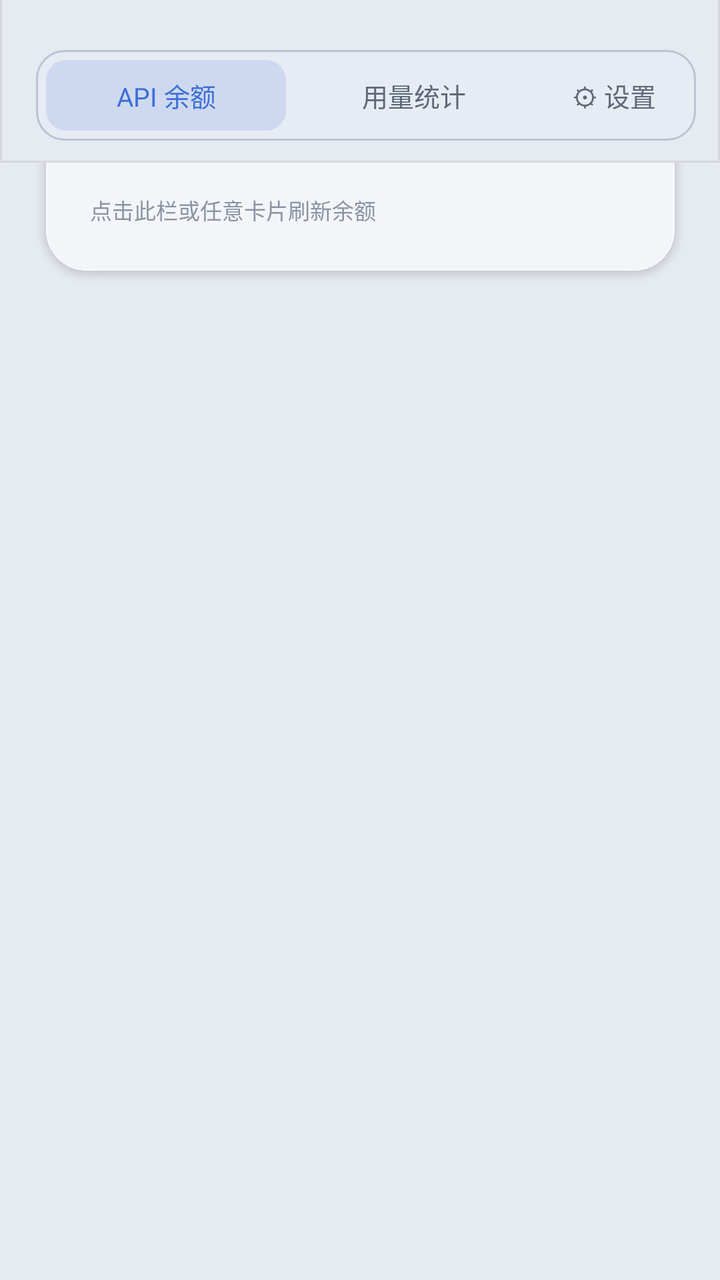
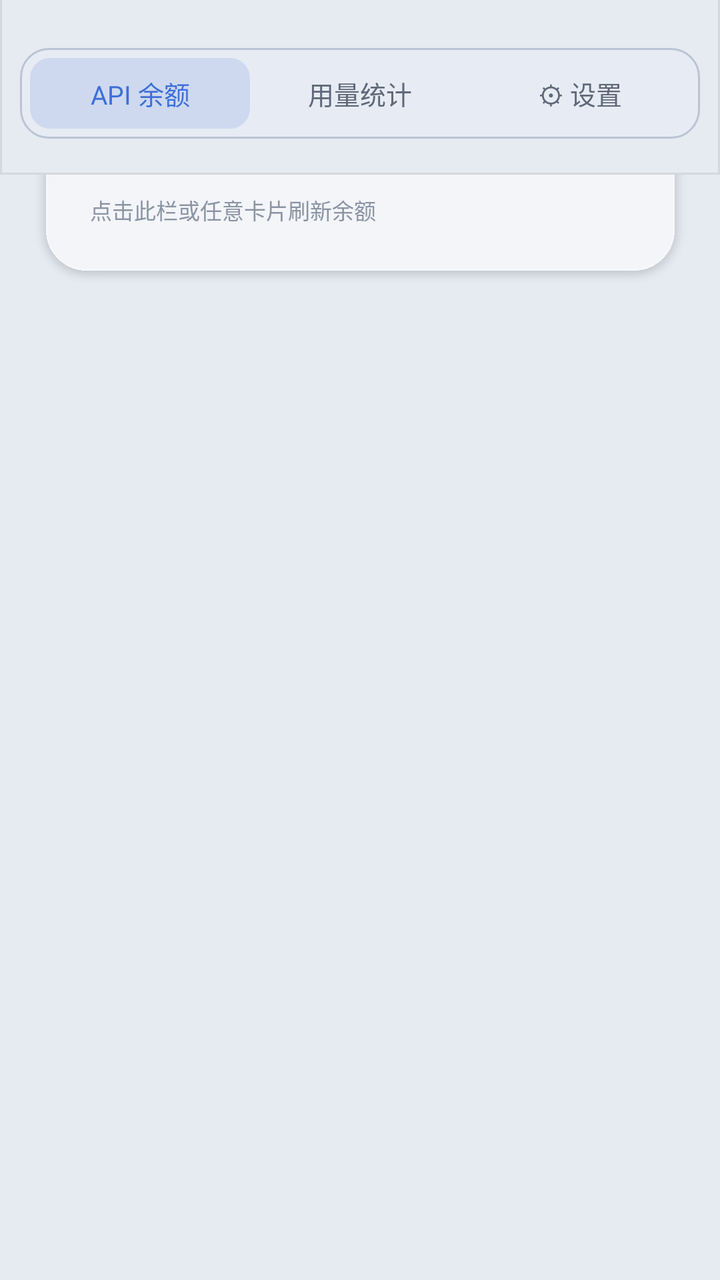

An Android layout rendered at two revisions. The XML below is the earlier revision; the diff shows what the commit changed to produce the second picture.
<!-- AndroidManifest.xml: application theme AppTheme -->
<!-- res/layout/activity_main.xml -->
<?xml version="1.0" encoding="utf-8"?>
<FrameLayout xmlns:android="http://schemas.android.com/apk/res/android"
    android:id="@+id/main_root"
    android:layout_width="match_parent"
    android:layout_height="match_parent"
    android:background="@color/bg">

    <ScrollView
        android:id="@+id/main_scroll"
        android:layout_width="match_parent"
        android:layout_height="match_parent"
        android:clipToPadding="false"
        android:paddingLeft="14dp"
        android:paddingRight="14dp"
        android:paddingBottom="20dp"
        android:scrollbars="none"
        android:overScrollMode="never">

        <LinearLayout
            android:layout_width="match_parent"
            android:layout_height="wrap_content"
            android:orientation="vertical">

            
            <LinearLayout
                android:id="@+id/total_card"
                android:layout_width="match_parent"
                android:layout_height="wrap_content"
                android:orientation="vertical"
                android:background="@drawable/total_bg"
                android:padding="31dp"
                android:layout_marginBottom="13dp">

                <TextView
                    android:layout_width="match_parent"
                    android:layout_height="wrap_content"
                    android:text="@string/main_total_label"
                    android:textColor="@color/tx2"
                    android:textSize="12sp" />

                <TextView
                    android:id="@+id/t_total"
                    android:layout_width="match_parent"
                    android:layout_height="wrap_content"
                    android:layout_marginTop="2dp"
                    android:text="—"
                    android:textColor="@color/tx"
                    android:textSize="32sp"
                    android:textStyle="bold" />

                <TextView
                    android:id="@+id/t_sub"
                    android:layout_width="match_parent"
                    android:layout_height="wrap_content"
                    android:layout_marginTop="3dp"
                    android:text="@string/tap_refresh"
                    android:textColor="@color/tx3"
                    android:textSize="11sp" />
            </LinearLayout>

            
            <LinearLayout
                android:id="@+id/cards"
                android:layout_width="match_parent"
                android:layout_height="wrap_content"
                android:orientation="vertical" />

            
            <LinearLayout
                android:id="@+id/stats_container"
                android:layout_width="match_parent"
                android:layout_height="wrap_content"
                android:orientation="vertical"
                android:visibility="gone">

                
                <com.minis.balancewidget.UsageChartView
                    android:id="@+id/usage_chart"
                    android:layout_width="match_parent"
                    android:layout_height="250dp"
                    android:background="@drawable/card_bg"
                    android:padding="18dp" />

                
                <LinearLayout
                    android:layout_width="match_parent"
                    android:layout_height="wrap_content"
                    android:orientation="horizontal"
                    android:gravity="right"
                    android:layout_marginTop="6dp">
                    <TextView android:id="@+id/range_pick" android:layout_width="wrap_content"
                        android:layout_height="wrap_content" android:gravity="center"
                        android:background="@drawable/mini_btn" android:paddingLeft="8dp" android:paddingRight="8dp"
                        android:paddingTop="2dp" android:paddingBottom="2dp"
                        android:text="近 7 天 ▽" android:textColor="@color/tx" android:textSize="10sp" />
                </LinearLayout>

                
                <LinearLayout
                    android:id="@+id/stats_platforms"
                    android:layout_width="match_parent"
                    android:layout_height="wrap_content"
                    android:orientation="vertical"
                    android:layout_marginTop="6dp" />

                
                <View
                    android:layout_width="match_parent"
                    android:layout_height="1dp"
                    android:layout_marginTop="12dp"
                    android:layout_marginBottom="4dp"
                    android:background="@color/neu_dark" />

                
                <TextView
                    android:id="@+id/stats_range_label"
                    android:layout_width="match_parent"
                    android:layout_height="wrap_content"
                    android:layout_marginTop="10dp"
                    android:text="近 7 日"
                    android:textColor="@color/tx"
                    android:textSize="15sp"
                    android:textStyle="bold" />

                
                <LinearLayout
                    android:id="@+id/stats_detail"
                    android:layout_width="match_parent"
                    android:layout_height="wrap_content"
                    android:orientation="vertical" />

                <TextView
                    android:id="@+id/btn_fix_recharge"
                    android:layout_width="wrap_content"
                    android:layout_height="wrap_content"
                    android:layout_gravity="center_horizontal"
                    android:layout_marginTop="8dp"
                    android:background="@drawable/mini_btn"
                    android:paddingLeft="10dp"
                    android:paddingRight="10dp"
                    android:paddingTop="3dp"
                    android:paddingBottom="3dp"
                    android:text="修正充值"
                    android:textColor="@color/tx"
                    android:textSize="10sp" />

                
                <TextView
                    android:id="@+id/stats_totals"
                    android:layout_width="match_parent"
                    android:layout_height="wrap_content"
                    android:layout_marginTop="12dp"
                    android:textColor="@color/tx"
                    android:textSize="15sp"
                    android:textStyle="bold" />

                
                <TextView android:id="@+id/stats_clean" android:layout_width="wrap_content"
                    android:layout_height="wrap_content" android:layout_gravity="right"
                    android:layout_marginTop="12dp"
                    android:layout_marginBottom="28dp" android:gravity="center"
                    android:background="@drawable/mini_btn" android:paddingLeft="10dp" android:paddingRight="10dp"
                    android:paddingTop="3dp" android:paddingBottom="3dp"
                    android:text="清理数据" android:textColor="@color/danger" android:textSize="10sp" />
            </LinearLayout>
        </LinearLayout>
    </ScrollView>

    
    <LinearLayout
        android:id="@+id/app_header"
        android:layout_width="match_parent"
        android:layout_height="wrap_content"
        android:layout_gravity="top"
        android:orientation="horizontal"
        android:gravity="center_vertical"
        android:background="@drawable/header_bg"
        android:paddingLeft="18dp"
        android:paddingRight="12dp"
        android:paddingTop="12dp"
        android:paddingBottom="10dp">

        
        <LinearLayout
            android:id="@+id/seg_container"
            android:layout_width="match_parent"
            android:layout_height="wrap_content"
            android:orientation="horizontal"
            android:gravity="center_vertical"
            android:background="@drawable/seg_bg"
            android:padding="5dp"
            android:layout_marginTop="10dp"
            android:layout_marginBottom="4dp">

            <TextView
                android:id="@+id/tab_api"
                android:layout_width="0dp"
                android:layout_height="wrap_content"
                android:layout_weight="1"
                android:background="@drawable/seg_sel"
                android:gravity="center"
                android:paddingTop="8dp"
                android:paddingBottom="8dp"
                android:text="API 余额"
                android:textColor="@color/accent"
                android:textSize="13sp" />

            <TextView
                android:id="@+id/tab_stats"
                android:layout_width="0dp"
                android:layout_height="wrap_content"
                android:layout_weight="1"
                android:layout_marginLeft="4dp"
                android:gravity="center"
                android:paddingTop="8dp"
                android:paddingBottom="8dp"
                android:text="用量统计"
                android:textColor="@color/tx2"
                android:textSize="13sp" />

            <TextView
                android:id="@+id/btn_settings"
                android:layout_width="0dp"
                android:layout_height="wrap_content"
                android:layout_weight="0.6"
                android:layout_marginLeft="4dp"
                android:gravity="center"
                android:paddingTop="8dp"
                android:paddingBottom="8dp"
                android:text="⚙ 设置"
                android:textColor="@color/tx2"
                android:textSize="13sp" />
        </LinearLayout>
    </LinearLayout>
</FrameLayout>
<!-- resources referenced by this layout -->
<resources>
  <!-- drawable mini_btn (drawable) -->
  <?xml version="1.0" encoding="utf-8"?>
  <shape xmlns:android="http://schemas.android.com/apk/res/android"
      android:shape="rectangle">
      <corners android:radius="10dp" />
      <solid android:color="@color/neu_surface" />
  </shape>
  <!-- unchanged entries left out for length: 17 -->
</resources>

<!-- the commit's change to res/layout/activity_main.xml (unified diff, before → after) -->
@@ -60,24 +60,34 @@
 
             
             <LinearLayout
-                android:id="@+id/cards"
-                android:layout_width="match_parent"
-                android:layout_height="wrap_content"
-                android:orientation="vertical" />
-
-            
-            <LinearLayout
-                android:id="@+id/stats_container"
+                android:id="@+id/settings_container"
                 android:layout_width="match_parent"
                 android:layout_height="wrap_content"
                 android:orientation="vertical"
                 android:visibility="gone">
+                <include layout="@layout/settings_body" />
+            </LinearLayout>
+
+            
+            <LinearLayout
+                android:id="@+id/cards"
+                android:layout_width="match_parent"
+                android:layout_height="wrap_content"
+                android:orientation="vertical" />
+
+            
+            <LinearLayout
+                android:id="@+id/stats_container"
+                android:layout_width="match_parent"
+                android:layout_height="wrap_content"
+                android:orientation="vertical"
+                android:visibility="gone">
 
                 
                 <com.minis.balancewidget.UsageChartView
                     android:id="@+id/usage_chart"
                     android:layout_width="match_parent"
-                    android:layout_height="250dp"
+                    android:layout_height="260dp"
                     android:background="@drawable/card_bg"
                     android:padding="18dp" />
 
@@ -90,9 +100,9 @@
                     android:layout_marginTop="6dp">
                     <TextView android:id="@+id/range_pick" android:layout_width="wrap_content"
                         android:layout_height="wrap_content" android:gravity="center"
-                        android:background="@drawable/mini_btn" android:paddingLeft="8dp" android:paddingRight="8dp"
-                        android:paddingTop="2dp" android:paddingBottom="2dp"
-                        android:text="近 7 天 ▽" android:textColor="@color/tx" android:textSize="10sp" />
+                        android:background="@drawable/mini_btn_border" android:paddingLeft="12dp" android:paddingRight="12dp"
+                        android:paddingTop="4dp" android:paddingBottom="4dp"
+                        android:text="近 7 天 ▽" android:textColor="@color/tx" android:textSize="11sp" />
                 </LinearLayout>
 
                 
@@ -135,14 +145,14 @@
                     android:layout_height="wrap_content"
                     android:layout_gravity="center_horizontal"
                     android:layout_marginTop="8dp"
-                    android:background="@drawable/mini_btn"
-                    android:paddingLeft="10dp"
-                    android:paddingRight="10dp"
-                    android:paddingTop="3dp"
-                    android:paddingBottom="3dp"
+                    android:background="@drawable/mini_btn_border"
+                    android:paddingLeft="14dp"
+                    android:paddingRight="14dp"
+                    android:paddingTop="6dp"
+                    android:paddingBottom="6dp"
                     android:text="修正充值"
                     android:textColor="@color/tx"
-                    android:textSize="10sp" />
+                    android:textSize="12sp" />
 
                 
                 <TextView
@@ -159,9 +169,9 @@
                     android:layout_height="wrap_content" android:layout_gravity="right"
                     android:layout_marginTop="12dp"
                     android:layout_marginBottom="28dp" android:gravity="center"
-                    android:background="@drawable/mini_btn" android:paddingLeft="10dp" android:paddingRight="10dp"
-                    android:paddingTop="3dp" android:paddingBottom="3dp"
-                    android:text="清理数据" android:textColor="@color/danger" android:textSize="10sp" />
+                    android:background="@drawable/mini_btn_border" android:paddingLeft="14dp" android:paddingRight="14dp"
+                    android:paddingTop="6dp" android:paddingBottom="6dp"
+                    android:text="清理数据" android:textColor="@color/danger" android:textSize="12sp" />
             </LinearLayout>
         </LinearLayout>
     </ScrollView>
@@ -175,14 +185,14 @@
         android:orientation="horizontal"
         android:gravity="center_vertical"
         android:background="@drawable/header_bg"
-        android:paddingLeft="18dp"
-        android:paddingRight="12dp"
+        android:paddingLeft="10dp"
+        android:paddingRight="10dp"
         android:paddingTop="12dp"
-        android:paddingBottom="10dp">
+        android:paddingBottom="14dp">
 
         
         <LinearLayout
-            android:id="@+id/seg_container"
+            android:id="@+id/seg_wrap"
             android:layout_width="match_parent"
             android:layout_height="wrap_content"
             android:orientation="horizontal"
@@ -190,7 +200,7 @@
             android:background="@drawable/seg_bg"
             android:padding="5dp"
             android:layout_marginTop="10dp"
-            android:layout_marginBottom="4dp">
+            android:layout_marginBottom="6dp">
 
             <TextView
                 android:id="@+id/tab_api"
@@ -210,7 +220,6 @@
                 android:layout_width="0dp"
                 android:layout_height="wrap_content"
                 android:layout_weight="1"
-                android:layout_marginLeft="4dp"
                 android:gravity="center"
                 android:paddingTop="8dp"
                 android:paddingBottom="8dp"
@@ -222,8 +231,7 @@
                 android:id="@+id/btn_settings"
                 android:layout_width="0dp"
                 android:layout_height="wrap_content"
-                android:layout_weight="0.6"
-                android:layout_marginLeft="4dp"
+                android:layout_weight="1"
                 android:gravity="center"
                 android:paddingTop="8dp"
                 android:paddingBottom="8dp"
@@ -233,3 +241,272 @@
         </LinearLayout>
     </LinearLayout>
 </FrameLayout>
+<!-- res/layout/settings_body.xml (included above) -->
+<?xml version="1.0" encoding="utf-8"?>
+<LinearLayout xmlns:android="http://schemas.android.com/apk/res/android"
+            android:layout_width="match_parent"
+            android:layout_height="wrap_content"
+            android:orientation="vertical"
+            android:paddingBottom="28dp">
+
+            
+            <TextView style="@style/SectionTitle" android:text="@string/sec_refresh" />
+
+            <LinearLayout style="@style/SectionCard">
+
+                <LinearLayout style="@style/FieldRow">
+                    <TextView style="@style/FieldLabel"
+                        android:text="@string/refresh_foreground" />
+                    <EditText
+                        android:id="@+id/e_fg_min"
+                        style="@style/FieldInput"
+                        android:inputType="number"
+                        android:hint="5" />
+                    <TextView style="@style/FieldUnit" android:text="@string/unit_minute" />
+                </LinearLayout>
+
+                <TextView style="@style/FieldHint"
+                    android:text="@string/hint_refresh_fg" />
+
+                <LinearLayout style="@style/FieldRow" android:layout_marginTop="14dp">
+                    <TextView style="@style/FieldLabel"
+                        android:text="@string/refresh_background" />
+                    <EditText
+                        android:id="@+id/e_bg_min"
+                        style="@style/FieldInput"
+                        android:inputType="number"
+                        android:hint="20" />
+                    <TextView style="@style/FieldUnit" android:text="@string/unit_minute" />
+                </LinearLayout>
+
+                <TextView style="@style/FieldHint"
+                    android:text="@string/hint_refresh_bg" />
+
+                <TextView
+                    android:id="@+id/btn_autostart"
+                    android:layout_width="match_parent"
+                    android:layout_height="wrap_content"
+                    android:layout_marginTop="12dp"
+                    android:background="@drawable/mini_btn_border"
+                    android:gravity="center"
+                    android:paddingLeft="14dp"
+                    android:paddingRight="14dp"
+                    android:paddingTop="12dp"
+                    android:paddingBottom="12dp"
+                    android:text="@string/autostart_entry"
+                    android:textColor="@color/accent"
+                    android:textSize="13sp" />
+            </LinearLayout>
+
+            
+            
+            <LinearLayout
+                android:layout_width="match_parent"
+                android:layout_height="wrap_content"
+                android:layout_marginTop="24dp"
+                android:layout_marginLeft="6dp"
+                android:layout_marginBottom="10dp"
+                android:orientation="horizontal"
+                android:gravity="center_vertical">
+
+                <TextView
+                    android:layout_width="0dp"
+                    android:layout_height="wrap_content"
+                    android:layout_weight="1"
+                    android:text="@string/sec_keys"
+                    android:textColor="@color/tx3"
+                    android:textSize="12sp"
+                    android:textStyle="bold" />
+
+                <TextView
+                    android:id="@+id/key_toggle"
+                    android:layout_width="wrap_content"
+                    android:layout_height="wrap_content"
+                    android:background="@drawable/mini_btn_border"
+                    android:gravity="center"
+                    android:minWidth="64dp"
+                    android:paddingLeft="14dp"
+                    android:paddingRight="14dp"
+                    android:paddingTop="8dp"
+                    android:paddingBottom="8dp"
+                    android:text="展开"
+                    android:textColor="@color/accent"
+                    android:textSize="13sp"
+                    android:textStyle="bold" />
+            </LinearLayout>
+
+            <LinearLayout
+                android:id="@+id/key_card"
+                style="@style/SectionCard">
+
+                
+                <LinearLayout
+                    android:layout_width="match_parent"
+                    android:layout_height="wrap_content"
+                    android:orientation="vertical"
+                    android:layout_marginBottom="8dp">
+
+                    <TextView
+                        android:id="@+id/search_toggle"
+                        android:layout_width="wrap_content"
+                        android:layout_height="wrap_content"
+                        android:background="@drawable/card_bg"
+                        android:gravity="center"
+                        android:paddingLeft="18dp"
+                        android:paddingRight="18dp"
+                        android:paddingTop="8dp"
+                        android:paddingBottom="8dp"
+                        android:text="🔍 搜索平台 / Key"
+                        android:textColor="@color/tx"
+                        android:textSize="12sp" />
+
+                    <EditText
+                        android:id="@+id/search_box"
+                        android:layout_width="match_parent"
+                        android:layout_height="wrap_content"
+                        android:layout_marginTop="8dp"
+                        android:background="@drawable/card_bg"
+                        android:hint="输入平台名或 Key 关键字，按回车过滤…"
+                        android:inputType="text"
+                        android:imeOptions="actionSearch"
+                        android:maxLines="1"
+                        android:paddingLeft="14dp"
+                        android:paddingRight="14dp"
+                        android:paddingTop="10dp"
+                        android:paddingBottom="10dp"
+                        android:textColor="@color/tx"
+                        android:textColorHint="@color/tx3"
+                        android:textSize="13sp"
+                        android:visibility="gone" />
+                </LinearLayout>
+
+                
+                <TextView
+                    android:id="@+id/notify_state"
+                    android:layout_width="match_parent"
+                    android:layout_height="wrap_content"
+                    android:layout_marginBottom="16dp"
+                    android:background="@drawable/card_bg"
+                    android:gravity="center"
+                    android:paddingLeft="22dp"
+                    android:paddingRight="22dp"
+                    android:paddingTop="20dp"
+                    android:paddingBottom="20dp"
+                    android:text="@string/notify_off_hint"
+                    android:textColor="@color/warn"
+                    android:textSize="13sp"
+                    android:visibility="gone" />
+
+                <LinearLayout
+                    android:id="@+id/key_fields"
+                    android:layout_width="match_parent"
+                    android:layout_height="wrap_content"
+                    android:orientation="vertical" />
+
+                
+                <TextView
+                    style="@style/FieldHint"
+                    android:layout_marginTop="22dp"
+                    android:text="@string/custom_note" />
+
+                <LinearLayout
+                    android:id="@+id/custom_fields"
+                    android:layout_width="match_parent"
+                    android:layout_height="wrap_content"
+                    android:layout_marginTop="10dp"
+                    android:orientation="vertical" />
+
+                <TextView
+                    android:id="@+id/btn_add_custom"
+                    android:layout_width="match_parent"
+                    android:layout_height="wrap_content"
+                    android:layout_marginTop="10dp"
+                    android:background="@drawable/mini_btn_border"
+                    android:gravity="center"
+                    android:paddingTop="12dp"
+                    android:paddingBottom="12dp"
+                    android:text="@string/custom_add"
+                    android:textColor="@color/accent"
+                    android:textSize="13sp" />
+            </LinearLayout>
+
+            
+            
+            <LinearLayout
+                android:layout_width="match_parent"
+                android:layout_height="wrap_content"
+                android:layout_marginTop="24dp"
+                android:layout_marginLeft="6dp"
+                android:layout_marginBottom="10dp"
+                android:orientation="horizontal"
+                android:gravity="center_vertical">
+
+                <TextView
+                    android:layout_width="0dp"
+                    android:layout_height="wrap_content"
+                    android:layout_weight="1"
+                    android:text="隐藏 API"
+                    android:textColor="@color/tx3"
+                    android:textSize="12sp"
+                    android:textStyle="bold" />
+
+                <TextView
+                    android:id="@+id/hide_toggle"
+                    android:layout_width="wrap_content"
+                    android:layout_height="wrap_content"
+                    android:background="@drawable/mini_btn_border"
+                    android:gravity="center"
+                    android:minWidth="64dp"
+                    android:paddingLeft="14dp"
+                    android:paddingRight="14dp"
+                    android:paddingTop="8dp"
+                    android:paddingBottom="8dp"
+                    android:text="展开"
+                    android:textColor="@color/accent"
+                    android:textSize="13sp"
+                    android:textStyle="bold" />
+            </LinearLayout>
+
+            <LinearLayout
+                android:id="@+id/hide_card"
+                style="@style/SectionCard"
+                android:visibility="gone">
+
+                <TextView
+                    style="@style/FieldHint"
+                    android:text="左开关=在 API 卡片/小组件隐藏；右开关=在用量统计隐藏。" />
+
+                <LinearLayout
+                    android:id="@+id/hide_fields"
+                    android:layout_width="match_parent"
+                    android:layout_height="wrap_content"
+                    android:orientation="vertical" />
+            </LinearLayout>
+
+            
+            
+
+            <TextView
+                android:id="@+id/btn_pin"
+                android:layout_width="match_parent"
+                android:layout_height="wrap_content"
+                android:layout_marginTop="10dp"
+                android:background="@drawable/mini_btn_border"
+                android:gravity="center"
+                android:paddingTop="12dp"
+                android:paddingBottom="12dp"
+                android:text="@string/cfg_pin"
+                android:textColor="@color/tx"
+                android:textSize="13sp" />
+
+            <TextView style="@style/FieldHint"
+                android:layout_marginTop="16dp"
+                android:text="@string/cfg_note" />
+
+            <TextView
+                android:id="@+id/app_version"
+                style="@style/FieldHint"
+                android:layout_marginTop="8dp"
+                android:gravity="center"
+                android:text="" />
+        </LinearLayout>
<!-- resource entries referenced after the edit -->
@@ -1,12 +1,89 @@
 <!-- resources referenced by this layout -->
 <resources>
-  <!-- drawable mini_btn (drawable) -->
+  <color name="warn">#A8730F</color>
+  <!-- drawable mini_btn_border (drawable) -->
   <?xml version="1.0" encoding="utf-8"?>
   <shape xmlns:android="http://schemas.android.com/apk/res/android"
       android:shape="rectangle">
       <corners android:radius="10dp" />
       <solid android:color="@color/neu_surface" />
+      <stroke android:width="1.5dp" android:color="@color/neu_dark" />
   </shape>
+  <string name="autostart_entry">设置后台运行权限（自启动）›</string>
+  <string name="cfg_note">Key 只存在本机应用私有目录，仅发往对应平台官方接口。留空表示不显示该平台。</string>
+  <string name="cfg_pin">添加到桌面</string>
+  <string name="custom_add">＋ 添加自定义平台</string>
+  <string name="custom_note">上面 15 家之外的平台用这里。取值路径留空会自动识别余额字段；识别不出来时，卡片上会直接显示接口原始返回，照着填路径即可。</string>
+  <string name="hint_refresh_bg">最小 2 分钟。应用退到后台后按此间隔唤醒刷新，用于及时推送余额预警（需允许自启动）。</string>
+  <string name="hint_refresh_fg">最小 1 分钟。设得过短会频繁请求，可能被平台限流。</string>
+  <string name="notify_off_hint">通知已关闭，预警无法送达 · 点此开启</string>
+  <string name="refresh_background">后台刷新间隔</string>
+  <string name="refresh_foreground">前台刷新间隔</string>
+  <string name="sec_keys">API 密钥与平台</string>
+  <string name="sec_refresh">刷新频率</string>
+  <string name="unit_minute">分钟</string>
+  <style name="FieldHint">
+          <item name="android:layout_width">match_parent</item>
+          <item name="android:layout_height">wrap_content</item>
+          <item name="android:layout_marginTop">7dp</item>
+          <item name="android:textColor">@color/tx3</item>
+          <item name="android:textSize">11.5sp</item>
+          <item name="android:lineSpacingExtra">3dp</item>
+      </style>
+  <style name="FieldInput">
+          <item name="android:layout_width">88dp</item>
+          <item name="android:layout_height">wrap_content</item>
+          <item name="android:gravity">center</item>
+          <item name="android:textSize">14sp</item>
+          <item name="android:textColor">@color/tx</item>
+          <item name="android:textColorHint">@color/hint_c</item>
+          <item name="android:singleLine">true</item>
+          <item name="android:background">@drawable/input_bg</item>
+          <item name="android:paddingLeft">20dp</item>
+          <item name="android:paddingRight">20dp</item>
+          <item name="android:paddingTop">19dp</item>
+          <item name="android:paddingBottom">19dp</item>
+      </style>
+  <style name="FieldLabel">
+          <item name="android:layout_width">0dp</item>
+          <item name="android:layout_height">wrap_content</item>
+          <item name="android:layout_weight">1</item>
+          <item name="android:textColor">@color/tx</item>
+          <item name="android:textSize">14sp</item>
+      </style>
+  <style name="FieldRow">
+          <item name="android:layout_width">match_parent</item>
+          <item name="android:layout_height">wrap_content</item>
+          <item name="android:orientation">horizontal</item>
+          <item name="android:gravity">center_vertical</item>
+      </style>
+  <style name="FieldUnit">
+          <item name="android:layout_width">wrap_content</item>
+          <item name="android:layout_height">wrap_content</item>
+          <item name="android:layout_marginLeft">8dp</item>
+          <item name="android:textColor">@color/tx2</item>
+          <item name="android:textSize">13sp</item>
+      </style>
+  <style name="SectionCard">
+          <item name="android:layout_width">match_parent</item>
+          <item name="android:layout_height">wrap_content</item>
+          <item name="android:orientation">vertical</item>
+          <item name="android:background">@drawable/card_bg</item>
+          <item name="android:padding">27dp</item>
+      </style>
+  <style name="SectionTitle">
+          <item name="android:layout_width">match_parent</item>
+          <item name="android:layout_height">wrap_content</item>
+          <item name="android:layout_marginTop">24dp</item>
+          <item name="android:layout_marginLeft">6dp</item>
+          <item name="android:layout_marginBottom">10dp</item>
+          <item name="android:textColor">@color/tx3</item>
+          <item name="android:textSize">12sp</item>
+          <item name="android:textStyle">bold</item>
+          <item name="android:letterSpacing">0.06</item>
+      </style>
+  <color name="hint_c">#A2ABB9</color>
+  <!-- drawable input_bg: png bitmap (drawable-night-nodpi, 400 bytes) -->
   <!-- unchanged entries left out for length: 17 -->
 </resources>
 
